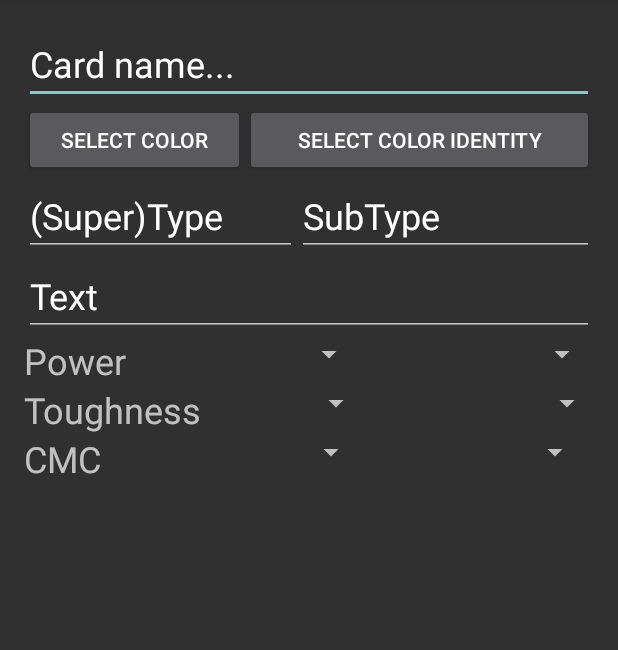
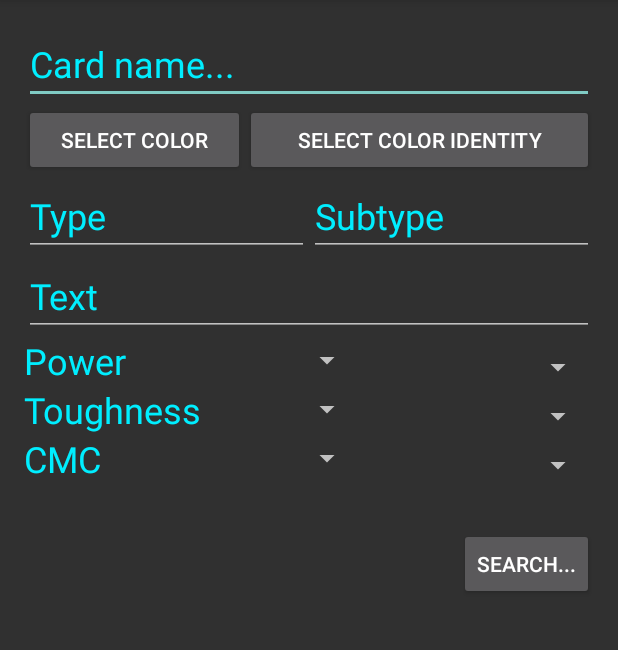
Before and after one commit to axioncloud/MTGCardQuery, an Android app: the screen it shows after launch (MainActivity), on a phone screen of 412 x 824 dp, the part 84-734 px from its top. Run offline under Robolectric (Android 15) with nearby library versions, the phone set to English and light mode, and no system bars.

Commit message:
[FIXED] DB not containing all cards [FIXED] Query Layout to be properly aligned [FIXED] AssetProcessor to handle the new Planeswalker loyalty value

```diff
--- a/app/src/main/java/net/skyestudios/mtgcardquery/Fragments/QueryFragment.java
+++ b/app/src/main/java/net/skyestudios/mtgcardquery/Fragments/QueryFragment.java
@@ -12,12 +12,11 @@ import android.view.MenuInflater;
 import android.view.MenuItem;
 import android.view.View;
 import android.view.ViewGroup;
-import android.widget.ArrayAdapter;
 import android.widget.Button;
 import android.widget.CheckBox;
-import android.widget.Spinner;
 
 import net.skyestudios.mtgcardquery.R;
+import net.skyestudios.mtgcardquery.db.MTGCardDataSource;
 
 /**
  * Created by arkeonet64 on 3/14/2017.
@@ -44,14 +43,9 @@ public class QueryFragment extends Fragment implements View.OnClickListener {
 
     @Override
     public View onCreateView(LayoutInflater inflater, ViewGroup container, Bundle savedInstanceState) {
-        return inflater.inflate(R.layout.fragment_query, container, false);
-
-        /*Spinner spinner = (Spinner) spinner.findViewById(R.id.power_spinner);
-        ArrayAdapter<CharSequence> adapter = ArrayAdapter.createFromResource(this,
-                R.array.spinner_array, android.R.layout.simple_spinner_item);
-
-        adapter.setDropDownViewResource(android.R.layout.simple_spinner_dropdown_item);
-        spinner.setAdapter(adapter);*/
+        View view = inflater.inflate(R.layout.fragment_query, container, false);
+        view.findViewById(R.id.button_query).setOnClickListener(this);
+        return view;
     }
 
     @Override
@@ -172,9 +166,9 @@ public class QueryFragment extends Fragment implements View.OnClickListener {
 
     @Override
     public void onResume() {
-        openColorDialog = (Button) getActivity().findViewById(R.id.openColorDialog);
+        openColorDialog = (Button) getActivity().findViewById(R.id.button_openColorDialog);
         openColorDialog.setOnClickListener(this);
-        openColorIdentityDialog = (Button) getActivity().findViewById(R.id.openColorIdentityDialog);
+        openColorIdentityDialog = (Button) getActivity().findViewById(R.id.button_openColorIdentityDialog);
         openColorIdentityDialog.setOnClickListener(this);
         super.onResume();
     }
@@ -182,10 +176,13 @@ public class QueryFragment extends Fragment implements View.OnClickListener {
     @Override
     public void onClick(View view) {
         switch (view.getId()) {
-            case R.id.openColorDialog:
+            case R.id.button_openColorDialog:
                 colorDialog.show();
                 break;
-            case R.id.openColorIdentityDialog:
+            case R.id.button_openColorIdentityDialog:
+                break;
+            case R.id.button_query:
+                MTGCardDataSource.query("");
                 break;
         }
     }
--- a/app/src/main/java/net/skyestudios/mtgcardquery/MainActivity.java
+++ b/app/src/main/java/net/skyestudios/mtgcardquery/MainActivity.java
@@ -15,6 +15,7 @@ import android.support.v7.widget.Toolbar;
 import android.view.MenuItem;
 import android.widget.Toast;
 
+import net.skyestudios.mtgcardquery.data.Settings;
 import net.skyestudios.mtgcardquery.db.MTGCardDataSource;
 import net.skyestudios.mtgcardquery.fragments.DecksFragment;
 import net.skyestudios.mtgcardquery.fragments.QueryFragment;
@@ -24,6 +25,7 @@ import net.skyestudios.mtgcardquery.fragments.WishlistFragment;
 
 public class MainActivity extends AppCompatActivity implements NavigationView.OnNavigationItemSelectedListener {
 
+    private Settings settings;
     private Boolean backPressedOnce;
     private Toolbar toolbar;
     private DrawerLayout drawer;
@@ -39,6 +41,9 @@ public class MainActivity extends AppCompatActivity implements NavigationView.On
     protected void onCreate(Bundle savedInstanceState) {
         super.onCreate(savedInstanceState);
         setContentView(R.layout.layout_drawer);
+
+        //New settings or load from file
+        settings = new Settings(getApplicationContext());
 
         backPressedOnce = false;
 
@@ -64,6 +69,12 @@ public class MainActivity extends AppCompatActivity implements NavigationView.On
             currentDrawerID = savedInstanceState.getInt("currentDrawerId");
             displayFragment();
         }
+    }
+
+    @Override
+    protected void onStop() {
+        super.onStop();
+        mtgCardDataSource.closeDb();
     }
 
     @Override
@@ -118,6 +129,9 @@ public class MainActivity extends AppCompatActivity implements NavigationView.On
         super.onResume();
         backPressedOnce = false;
         handler = new Handler();
+        if (!settings.isDatabaseOpened()) {
+            settings.openDb(getApplicationContext());
+        }
     }
 
     @Override
--- a/app/src/main/java/net/skyestudios/mtgcardquery/data/Settings.java
+++ b/app/src/main/java/net/skyestudios/mtgcardquery/data/Settings.java
@@ -1,10 +1,63 @@
 package net.skyestudios.mtgcardquery.data;
 
+import android.content.Context;
+
+import net.skyestudios.mtgcardquery.assets.AssetProcessor;
+import net.skyestudios.mtgcardquery.db.MTGCardDataSource;
+
 import java.io.Serializable;
+import java.util.GregorianCalendar;
 
 /**
  * Created by arkeonet64 on 4/6/2017.
  */
 
-public class Settings implements Serializable {
+public final class Settings implements Serializable {
+    private Context applicationContext;
+    private GregorianCalendar lastUpdateDate;
+    private String databaseVersion;
+    private Boolean databaseOpened = false;
+    private MTGCardDataSource mtgCardDataSource;
+    private AssetProcessor assetProcessor;
+
+    public Settings(Context context) {
+        applicationContext = context;
+        mtgCardDataSource = new MTGCardDataSource(applicationContext);
+        assetProcessor = new AssetProcessor(applicationContext, mtgCardDataSource);
+    }
+
+    public void recreateAssetProcessor() {
+        assetProcessor = new AssetProcessor(applicationContext, mtgCardDataSource);
+    }
+
+    public AssetProcessor getAssetProcessor() {
+        return assetProcessor;
+    }
+
+    public MTGCardDataSource getMtgCardDataSource() {
+        return mtgCardDataSource;
+    }
+
+    public Boolean isDatabaseOpened() {
+        return databaseOpened;
+    }
+
+    public String getDatabaseVersion() {
+        return databaseVersion;
+    }
+
+    public GregorianCalendar getLastUpdateDate() {
+        return lastUpdateDate;
+    }
+
+    public Context getApplicationContext() {
+        return applicationContext;
+    }
+
+    public void openDb(Context context) {
+        mtgCardDataSource = new MTGCardDataSource(context);
+        mtgCardDataSource.openDb();
+        //Check version table
+        assetProcessor.setForcedUpdate();
+    }
 }
--- a/app/src/main/java/net/skyestudios/mtgcardquery/db/MTGCardSQLiteHelper.java
+++ b/app/src/main/java/net/skyestudios/mtgcardquery/db/MTGCardSQLiteHelper.java
@@ -13,7 +13,7 @@ public class MTGCardSQLiteHelper extends SQLiteOpenHelper {
 
     public static final String MAIN_TABLE_NAME = "MAINTABLE";
     public static final String STAGING_TABLE_NAME = "STAGINGTABLE";
-    private static final String DB_NAME = "cards.sqlite";
+    public static final String DB_NAME = "cards.sqlite";
 
     public MTGCardSQLiteHelper(Context context) {
         super(context, DB_NAME, null, 1);
@@ -50,7 +50,7 @@ public class MTGCardSQLiteHelper extends SQLiteOpenHelper {
 
     @NonNull
     public static String createStagingTableString() {
-        return "CREATE TABLE " + MAIN_TABLE_NAME + " (" +
+        return "CREATE TABLE " + STAGING_TABLE_NAME + " (" +
                 CardColumns.id + " INTEGER PRIMARY KEY AUTOINCREMENT NOT NULL  UNIQUE , " +
                 CardColumns.name + " TEXT , " +
                 CardColumns.layout + " TEXT , " +
@@ -81,6 +81,8 @@ public class MTGCardSQLiteHelper extends SQLiteOpenHelper {
     public void onCreate(SQLiteDatabase sqLiteDatabase) {
         String sql = createMainTableString();
         sqLiteDatabase.execSQL(sql);
+        sql = createStagingTableString();
+        sqLiteDatabase.execSQL(sql);
     }
 
     @Override
--- a/app/src/main/res/layout/fragment_query.xml
+++ b/app/src/main/res/layout/fragment_query.xml
@@ -20,11 +20,11 @@
                 android:layout_weight="1"
                 android:ems="10"
                 android:hint="Card name..."
-                android:imeOptions="actionSearch"
                 android:inputType="textCapWords|textAutoCorrect|textPersonName"
                 android:maxLines="1"
                 android:selectAllOnFocus="true"
                 android:textColor="@android:color/white"
+                android:textColorHint="@color/colorAccent"
                 android:textSize="24sp" />
 
             <LinearLayout
@@ -34,14 +34,14 @@
                 android:weightSum="1">
 
                 <Button
-                    android:id="@+id/openColorDialog"
+                    android:id="@+id/button_openColorDialog"
                     android:layout_width="wrap_content"
                     android:layout_height="wrap_content"
                     android:layout_weight=".35"
                     android:text="Select Color" />
 
                 <Button
-                    android:id="@+id/openColorIdentityDialog"
+                    android:id="@+id/button_openColorIdentityDialog"
                     android:layout_width="wrap_content"
                     android:layout_height="wrap_content"
                     android:layout_weight=".65"
@@ -49,127 +49,178 @@
             </LinearLayout>
 
             <LinearLayout
+                android:layout_width="match_parent"
+                android:layout_height="match_parent"
+                android:layout_weight="1"
                 android:orientation="horizontal"
+                android:weightSum="2">
+
+                <EditText
+                    android:id="@+id/super_type_text"
+                    android:layout_width="wrap_content"
+                    android:layout_height="wrap_content"
+                    android:layout_weight="1"
+                    android:ems="10"
+                    android:hint="Type"
+                    android:inputType="textCapWords|textAutoCorrect|textPersonName"
+                    android:textColorHint="@color/colorAccent"
+                    android:textSize="24sp" />
+
+                <EditText
+                    android:id="@+id/subtype_text"
+                    android:layout_width="wrap_content"
+                    android:layout_height="wrap_content"
+                    android:layout_weight="1"
+                    android:ems="10"
+                    android:hint="Subtype"
+                    android:inputType="textCapWords|textAutoCorrect|textPersonName"
+                    android:textColorHint="@color/colorAccent"
+                    android:textSize="24sp" />
+            </LinearLayout>
+
+            <LinearLayout
+                android:layout_width="match_parent"
+                android:layout_height="match_parent"
+                android:layout_weight="1"
+                android:orientation="horizontal">
+
+                <EditText
+                    android:id="@+id/text_text"
+                    android:layout_width="wrap_content"
+                    android:layout_height="wrap_content"
+                    android:layout_weight="1"
+                    android:ems="10"
+                    android:hint="Text"
+                    android:inputType="textCapWords|textAutoCorrect|textPersonName"
+                    android:textColorHint="@color/colorAccent"
+                    android:textSize="24sp" />
+            </LinearLayout>
+
+
+            <RelativeLayout
                 android:layout_width="match_parent"
                 android:layout_height="match_parent"
                 android:layout_weight="1">
 
-                <EditText
-                    android:layout_width="182dp"
-                    android:layout_height="wrap_content"
-                    android:inputType="textCapWords|textAutoCorrect|textPersonName"
-                    android:ems="10"
-                    android:textSize="24sp"
-                    android:id="@+id/super_type_text"
-                    android:hint="(Super)Type" />
-
-                <EditText
+                <TextView
+                    android:id="@+id/power_view"
                     android:layout_width="wrap_content"
                     android:layout_height="wrap_content"
-                    android:inputType="textCapWords|textAutoCorrect|textPersonName"
-                    android:ems="10"
-                    android:id="@+id/subtype_text"
-                    android:layout_weight="1"
-                    android:textSize="24sp"
-                    android:hint="SubType" />
-            </LinearLayout>
+                    android:layout_alignParentLeft="true"
+                    android:layout_toLeftOf="@+id/power_spinner"
+                    android:text="Power"
+                    android:textColor="@color/colorAccent"
+                    android:textSize="24sp" />
 
-            <LinearLayout
-                android:orientation="horizontal"
+                <Spinner
+                    android:id="@+id/power_spinner"
+                    android:layout_width="wrap_content"
+                    android:layout_height="match_parent"
+                    android:layout_alignParentBottom="true"
+                    android:layout_alignParentTop="true"
+                    android:layout_centerInParent="true"
+                    android:dropDownWidth="60dp"
+                    android:entries="@array/boolean_strings" />
+
+                <Spinner
+                    android:id="@+id/power_number_spinner"
+                    android:layout_width="wrap_content"
+                    android:layout_height="match_parent"
+                    android:layout_alignParentBottom="true"
+                    android:layout_alignParentRight="true"
+                    android:layout_alignParentTop="true"
+                    android:dropDownWidth="60dp"
+                    android:entries="@array/number_strings"
+                    android:gravity="right|end" />
+            </RelativeLayout>
+
+            <RelativeLayout
                 android:layout_width="match_parent"
                 android:layout_height="match_parent"
                 android:layout_weight="1">
 
-                <EditText
+                <TextView
+                    android:id="@+id/toughness_view"
                     android:layout_width="wrap_content"
                     android:layout_height="wrap_content"
-                    android:inputType="textCapWords|textAutoCorrect|textPersonName"
-                    android:ems="10"
-                    android:id="@+id/text_text"
-                    android:layout_weight="1"
-                    android:hint="Text"
-                    android:textSize="24sp" />
-            </LinearLayout>
-
-            <LinearLayout
-                android:orientation="horizontal"
-                android:layout_width="match_parent"
-                android:layout_height="match_parent"
-                android:weightSum="1">
-
-                <TextView
-                    android:text="Power"
-                    android:layout_width="wrap_content"
-                    android:layout_height="wrap_content"
-                    android:id="@+id/power_view"
-                    android:textSize="24sp"
-                    android:layout_weight="0.23" />
-
-                <Spinner
-                    android:layout_width="25dp"
-                    android:layout_height="wrap_content"
-                    android:id="@+id/power_spinner"
-                    android:layout_weight="0.78" />
-
-                <Spinner
-                    android:layout_width="154dp"
-                    android:layout_height="wrap_content"
-                    android:id="@+id/power_number_spinner"
-                    android:layout_weight="0.01" />
-            </LinearLayout>
-
-            <LinearLayout
-                android:orientation="horizontal"
-                android:layout_width="wrap_content"
-                android:layout_height="match_parent"
-                android:weightSum="1">
-
-                <TextView
+                    android:layout_alignParentLeft="true"
+                    android:layout_toLeftOf="@+id/tough_spinner"
                     android:text="Toughness"
-                    android:layout_width="wrap_content"
-                    android:layout_height="wrap_content"
-                    android:id="@+id/toughness_view"
+                    android:textColor="@color/colorAccent"
                     android:textSize="24sp" />
 
                 <Spinner
-                    android:layout_width="113dp"
-                    android:layout_height="wrap_content"
-                    android:id="@+id/tough_spinner" />
+                    android:id="@+id/tough_spinner"
+                    android:layout_width="wrap_content"
+                    android:layout_height="match_parent"
+                    android:layout_alignParentBottom="true"
+                    android:layout_alignParentTop="true"
+                    android:layout_centerInParent="true"
+                    android:dropDownWidth="60dp"
+                    android:entries="@array/boolean_strings" />
 
                 <Spinner
-                    android:layout_height="wrap_content"
                     android:id="@+id/tough_number_spinner"
-                    android:layout_width="154dp" />
+                    android:layout_width="wrap_content"
+                    android:layout_height="match_parent"
+                    android:layout_alignParentBottom="true"
+                    android:layout_alignParentRight="true"
+                    android:layout_alignParentTop="true"
+                    android:dropDownWidth="60dp"
+                    android:entries="@array/number_strings"
+                    android:gravity="right|end" />
+            </RelativeLayout>
 
-            </LinearLayout>
-
-            <LinearLayout
-                android:orientation="horizontal"
+            <RelativeLayout
                 android:layout_width="match_parent"
                 android:layout_height="match_parent"
-                android:layout_weight="1"
-                android:weightSum="1">
+                android:layout_weight="1">
 
                 <TextView
-                    android:text="CMC"
+                    android:id="@+id/cmc_view"
                     android:layout_width="wrap_content"
                     android:layout_height="wrap_content"
-                    android:id="@+id/cmc_view"
+                    android:layout_alignParentLeft="true"
+                    android:layout_toLeftOf="@+id/cmc_spinner"
+                    android:text="CMC"
+                    android:textColor="@color/colorAccent"
                     android:textSize="24sp" />
 
                 <Spinner
-                    android:layout_width="179dp"
-                    android:layout_height="wrap_content"
                     android:id="@+id/cmc_spinner"
-                    android:layout_weight="0.01" />
+                    android:layout_width="wrap_content"
+                    android:layout_height="match_parent"
+                    android:layout_alignParentBottom="true"
+                    android:layout_alignParentTop="true"
+                    android:layout_centerInParent="true"
+                    android:dropDownWidth="60dp"
+                    android:entries="@array/boolean_strings" />
 
                 <Spinner
-                    android:layout_width="match_parent"
+                    android:id="@+id/cmc_number_spinner"
+                    android:layout_width="wrap_content"
+                    android:layout_height="match_parent"
+                    android:layout_alignParentBottom="true"
+                    android:layout_alignParentRight="true"
+                    android:layout_alignParentTop="true"
+                    android:dropDownWidth="60dp"
+                    android:entries="@array/number_strings"
+                    android:gravity="right|end" />
+
+            </RelativeLayout>
+
+            <RelativeLayout
+                android:layout_width="match_parent"
+                android:layout_height="wrap_content">
+
+                <Button
+                    android:id="@+id/button_query"
+                    android:layout_width="wrap_content"
                     android:layout_height="wrap_content"
-                    android:id="@+id/cmc_number_spinner"
-                    android:layout_weight="1" />
-            </LinearLayout>
-
+                    android:layout_alignParentRight="true"
+                    android:layout_marginTop="30dp"
+                    android:text="Search..." />
+            </RelativeLayout>
         </LinearLayout>
     </ScrollView>
 
--- a/app/src/main/res/values/arrays.xml
+++ b/app/src/main/res/values/arrays.xml
@@ -1,3 +1,21 @@
 <?xml version="1.0" encoding="utf-8"?>
 <resources>
+    <string-array name="boolean_strings">
+        <item />
+        <item>&lt;</item>
+        <item>&gt;</item>
+        <item>=</item>
+    </string-array>
+    <string-array name="number_strings">
+        <item />
+        <item>0</item>
+        <item>1</item>
+        <item>2</item>
+        <item>3</item>
+        <item>4</item>
+        <item>5</item>
+        <item>6</item>
+        <item>7</item>
+        <item>8</item>
+    </string-array>
 </resources>
```
Also changed, not shown: app/src/main/java/net/skyestudios/mtgcardquery/assets/AssetProcessor.java (+102 -39 lines), app/src/main/java/net/skyestudios/mtgcardquery/assets/AssetProcessorNotification.java (+18 -9 lines), app/src/main/java/net/skyestudios/mtgcardquery/db/MTGCardDataSource.java (+51 -47 lines), 1 other file.
